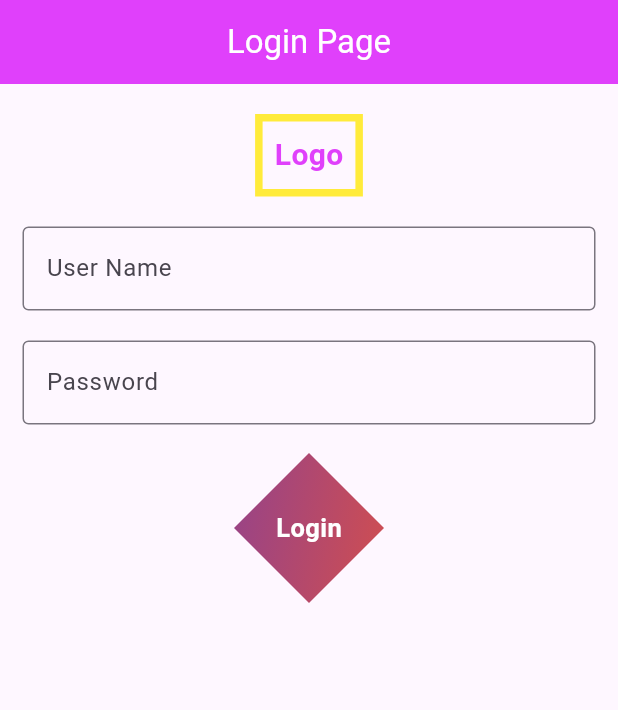
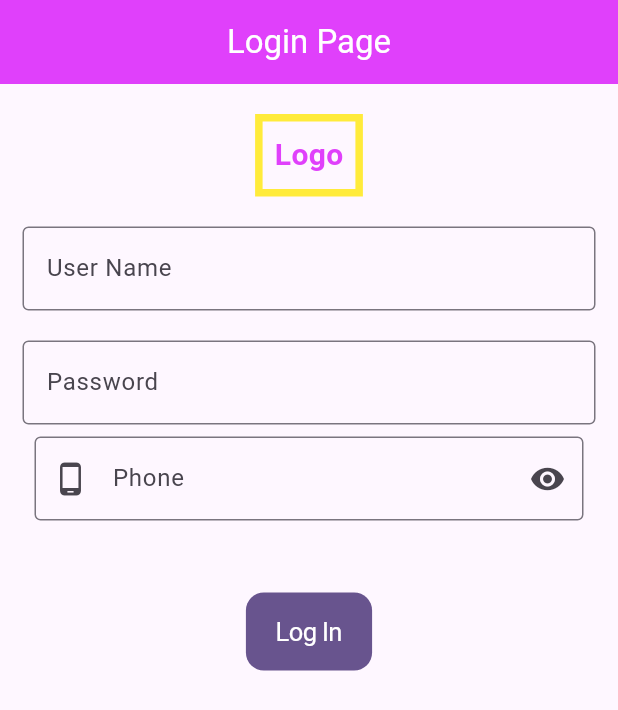
Before and after one commit to gm6534/practice_with_team, a Flutter app: the screen it shows after launch, on a phone screen of 412 x 824 dp. Shown: the top 710 px of the screen. Run offline on Flutter 3.47's test engine with Material 2 defaults, Android fonts, the phone set to English and light mode, and no system bars.

Commit message:
--------Azeem Code 111:52------

```diff
--- a/lib/custom_textField.dart
+++ b/lib/custom_textField.dart
@@ -1,14 +1,21 @@
 import 'package:flutter/material.dart';
+import 'package:flutter/services.dart';
+import 'package:practice_with_team/c_input_formatters.dart';
 
 //-----------------------------Azeem Code --------------------------------
 
 class CtextField extends StatelessWidget {
   final TextEditingController controller;
-  Widget? label, icon;
+  Widget? label,picon,sicon;
   String? hint;
+  int? maxchar;
+
    CtextField({Key? key,
-    this.label,this.icon,
+    this.label,
+     this.picon,
+     this.sicon,
      this.hint,
+     this.maxchar,
     required this.controller,
 
   }) : super(key: key);
@@ -19,7 +26,7 @@ class CtextField extends StatelessWidget {
       padding: EdgeInsets.all(8.0),
       child: TextFormField(
         validator: (value) {
-          if (value == null) {
+          if (value == null || value.isEmpty) {
             return "Required";
           }else if(value.length < 5){
             return "length is smaller then 5 char";
@@ -28,9 +35,17 @@ class CtextField extends StatelessWidget {
         controller: controller,
         decoration: InputDecoration(
           label:label,
-          icon: icon,
+         prefixIcon:picon,
+          suffixIcon: sicon,
           hintText: hint,
+          border: OutlineInputBorder(),
+          focusedBorder: OutlineInputBorder(borderSide: BorderSide(color: Colors.red))
+
         ),
+        inputFormatters: [LeadingSpaceInputFormatter(),
+          LengthLimitingTextInputFormatter(maxchar)
+
+        ],
 
       ),
     );
--- a/lib/login_page.dart
+++ b/lib/login_page.dart
@@ -1,8 +1,12 @@
 import 'dart:async';
+
+import 'package:flutter/cupertino.dart';
 import 'package:flutter/material.dart';
 import 'package:flutter/services.dart';
+
 import 'custom_button.dart';
-
+import 'custom_textField.dart';
+import 'dataScreen.dart';
 
 class LoginPage extends StatefulWidget {
   const LoginPage({Key? key}) : super(key: key);
@@ -14,6 +18,8 @@ class LoginPage extends StatefulWidget {
 class _LoginPageState extends State<LoginPage> {
   final TextEditingController _userC = TextEditingController();
   final TextEditingController _passC = TextEditingController();
+  final TextEditingController _phoneC = TextEditingController();
+
 
   final _formKey = GlobalKey<FormState>();
   bool isLoad = false;
@@ -24,41 +30,36 @@ class _LoginPageState extends State<LoginPage> {
     return Scaffold(
       appBar: AppBar(
         backgroundColor: Colors.purpleAccent,
-        title: const Text(
-          "Login Page",
-          style: TextStyle(color: Colors.white),
-        ),
+        title: const Text("Login Page", style: TextStyle(color: Colors.white),),
         centerTitle: true,
       ),
-      body: Padding(
+      body:  Padding(
         padding: const EdgeInsets.symmetric(horizontal: 15.0),
         child: Form(
           key: _formKey,
           child: Column(
             crossAxisAlignment: CrossAxisAlignment.center,
             children: [
-              const SizedBox(height: 20),
+              const SizedBox(height:20),
               Center(
                 child: Container(
                   decoration: BoxDecoration(
-                      border: Border.all(width: 5, color: Colors.yellow)),
+                      border: Border.all(width: 5, color: Colors.yellow)
+                  ),
                   child: const Padding(
                     padding: EdgeInsets.all(8.0),
-                    child: Text(
-                      "Logo",
-                      style: TextStyle(
-                          color: Colors.purpleAccent,
-                          fontSize: 20,
-                          fontWeight: FontWeight.bold),
-                    ),
+                    child: Text("Logo", style: TextStyle(
+                        color: Colors.purpleAccent,
+                        fontSize: 20,
+                        fontWeight: FontWeight.bold),),
                   ),
                 ),
               ),
-              const SizedBox(height: 20),
+              const SizedBox(height:20),
               TextFormField(
                 controller: _userC,
                 validator: (value) {
-                  if (value == null || value.isEmpty) {
+                  if(value == null || value.isEmpty) {
                     return "Required*";
                   } else {
                     return null;
@@ -67,15 +68,14 @@ class _LoginPageState extends State<LoginPage> {
                 decoration: const InputDecoration(
                     border: OutlineInputBorder(),
                     label: Text("User Name"),
-                    hintText: "Enter User Name"),
+                    hintText: "Enter User Name"
+                ),
               ),
-              const SizedBox(
-                height: 20,
-              ),
+              const SizedBox(height: 20,),
               TextFormField(
                 controller: _passC,
                 validator: (value) {
-                  if (value == null || value.isEmpty) {
+                  if(value == null || value.isEmpty) {
                     return "Required*";
                   } else {
                     return null;
@@ -84,55 +84,69 @@ class _LoginPageState extends State<LoginPage> {
                 decoration: const InputDecoration(
                     border: OutlineInputBorder(),
                     label: Text("Password"),
-                    hintText: "Enter Password"),
+                    hintText: "Enter Password"
+                ),
                 inputFormatters: [
                   LengthLimitingTextInputFormatter(12),
                   FilteringTextInputFormatter.allow(RegExp("[0-9a-zA-Z\$@%]")),
                 ],
               ),
-              const SizedBox(
-                height: 40,
+              CtextField(controller: _phoneC,
+              label: Text('Phone'),
+                picon: Icon(Icons.phone_android),
+                sicon: Icon(Icons.remove_red_eye_sharp),
+                maxchar: 10,
               ),
-              SizedBox(
-                  width: 300,
-                  child: CustomButton(
-                    isLoading: isLoad,
-                    isSuccess: isDone,
-                    isHexagonal: true,
-                    shapePath: 4,
-                    btnElevation: isLoad ? 0 : 15,
-                    title: 'Login',
-                    // btnShape: BoxShape.circle,
-                    onTap: (isLoad || isDone)
-                        ? () {}
-                        : () {
-                            print("=========onTap Custom Button========");
-                            isLoad = true;
-                            Future.delayed(const Duration(seconds: 3), () {
-                              setState(() {
-                                isLoad = false;
-                              });
-                            }).whenComplete(() => isDone = true).whenComplete(
-                                () => Future.delayed(const Duration(seconds: 2),
-                                        () {
-                                      setState(() {
-                                        isDone = false;
-                                      });
-                                    }));
-                            setState(() {});
-                          },
-                    btnColor: isDone == true
-                        ? Colors.green
-                        : isLoad
-                            ? Colors.grey.shade400
-                            : null,
-                    btnGradColor: (isLoad || isDone) == false
-                        ? const LinearGradient(
-                            begin: Alignment.topLeft,
-                            end: Alignment.bottomRight,
-                            colors: [Colors.deepPurple, Colors.deepOrange])
-                        : null,
-                  )),
+              const SizedBox(height: 40,),
+              // SizedBox(
+              //     width: 300,
+              //     child: CustomButton(
+              //       isLoading: isLoad,
+              //       isSuccess: isDone,
+              //       btnElevation: 15,
+              //       title: 'Login',
+              //       // btnShape: BoxShape.circle,
+              //       onTap: () {
+              //         print("=========onTap Custom Button========");
+              //         isLoad = true;
+              //         Future.delayed(const Duration(seconds: 3), (){
+              //           setState(() {
+              //             isLoad = false;
+              //
+              //           });
+              //         }).whenComplete(() => isDone = true)
+              //             .whenComplete(() =>
+              //             Future.delayed(const Duration(seconds: 2), () {
+              //               setState(() {
+              //                 isDone = false;
+              //               });
+              //             }));
+              //         setState(() { });
+              //       },
+              //       btnColor: isDone == true ? Colors.green : isLoad ? Colors.red : null,
+              //       btnGradColor: (isLoad || isDone) == false ? const LinearGradient(
+              //           begin: Alignment.topLeft,
+              //           end: Alignment.bottomRight,
+              //           colors: [
+              //             Colors.deepPurple,
+              //             Colors.deepOrange
+              //           ]
+              //       ) : null,
+              //     )
+              // )
+              CupertinoButton.filled(
+                  onPressed: () {
+                    if(_formKey.currentState!.validate()){
+                      Navigator.push(context,
+                          MaterialPageRoute(builder: (context) =>
+                              DataScreen(userName: _userC.text, password: _passC.text)));
+                    }
+                    setState(() {});
+                  },
+                  child: const Text("Log In")),
+              const SizedBox(height: 40,),
+              Text(_userC.text),
+              Text(_passC.text),
             ],
           ),
         ),
```
Also changed, not shown: 1 other file.
